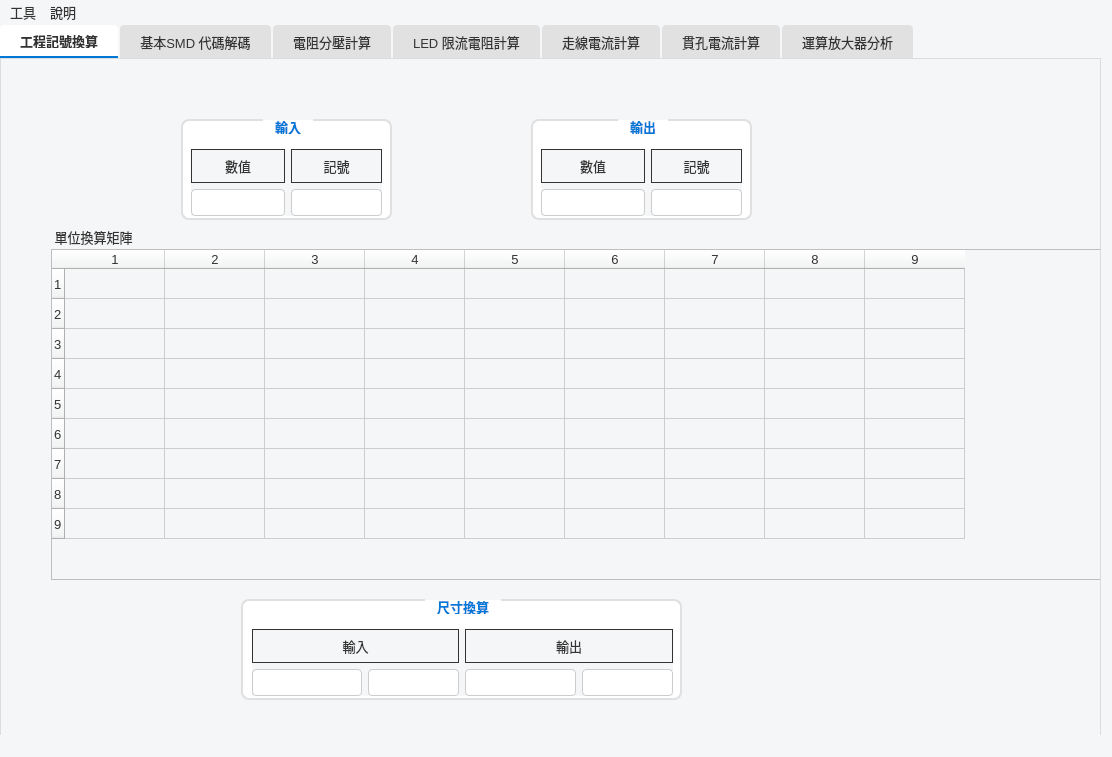
markscat/Scientific_computing, file mainwindow.ui: the form before one commit.
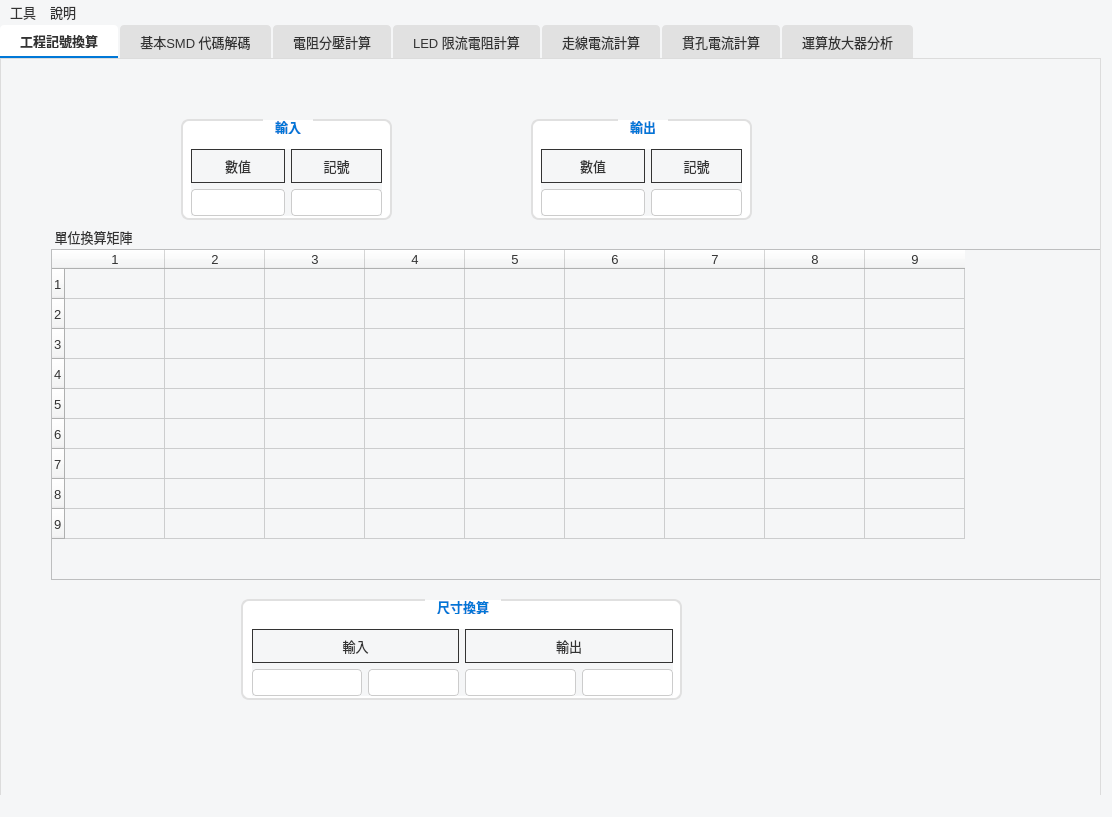
The form after the commit.

The edit to the form file:
```diff
--- a/mainwindow.ui
+++ b/mainwindow.ui
@@ -7,7 +7,7 @@
     <x>0</x>
     <y>0</y>
     <width>1112</width>
-    <height>757</height>
+    <height>817</height>
    </rect>
   </property>
   <property name="windowTitle">
```
Left out of the diff: 10 changed lines with no effect on the pictures.
